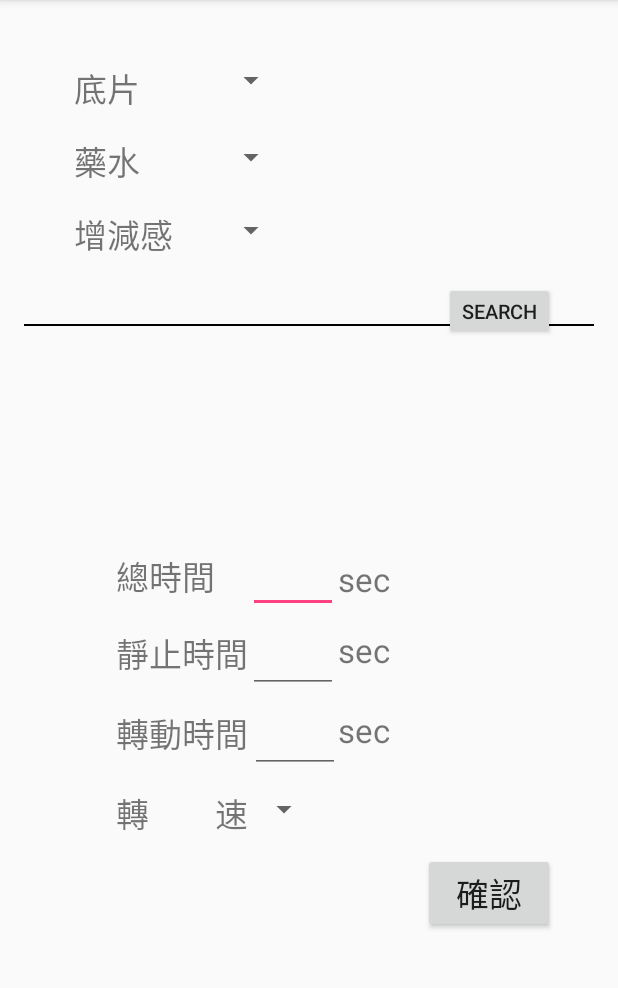
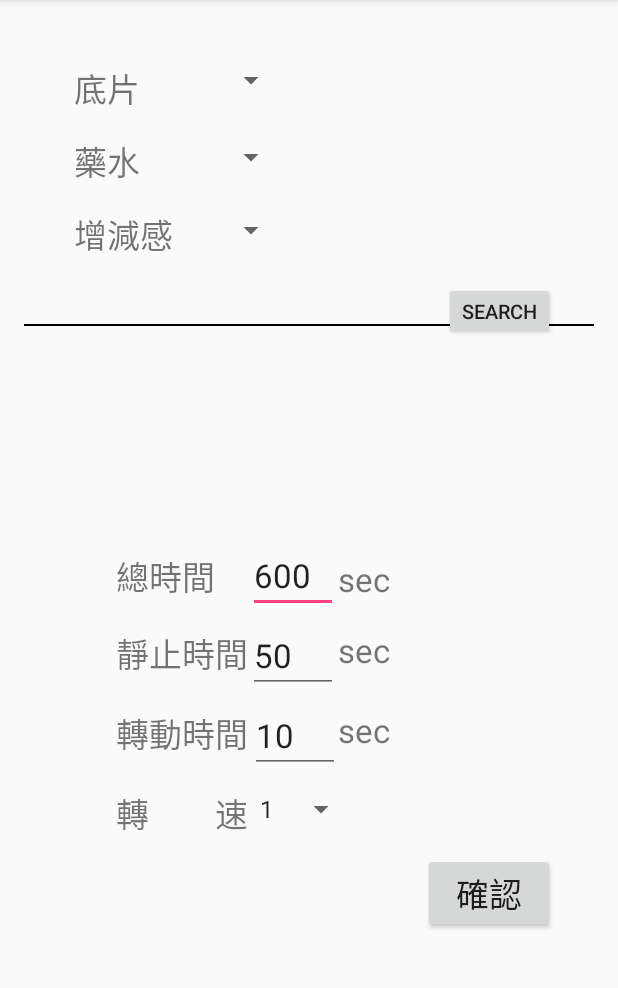
Before and after one commit to BlackKite0206233/Mechanman, an Android app: the setDevelopTime screen opened directly, with no data from a screen before it, on a phone screen of 412 x 824 dp, the part 84-1072 px from its top. Run offline under Robolectric (Android 15) with nearby library versions, the phone set to English and light mode, and no system bars.

Commit message:
set develop time

```diff
--- a/android/app/src/main/java/com/mechanman/mechanman_development_facility/setDevelopTime.java
+++ b/android/app/src/main/java/com/mechanman/mechanman_development_facility/setDevelopTime.java
@@ -4,9 +4,12 @@ import android.content.Intent;
 import android.support.v7.app.AppCompatActivity;
 import android.os.Bundle;
 import android.view.View;
+import android.widget.AdapterView;
+import android.widget.ArrayAdapter;
 import android.widget.Button;
 import android.widget.EditText;
 import android.widget.Spinner;
+import android.widget.Toast;
 
 public class setDevelopTime extends AppCompatActivity {
 
@@ -24,6 +27,11 @@ public class setDevelopTime extends AppCompatActivity {
 
     private Button back;
 
+    private String Speed = "1";
+
+    private String[] speed = {"1", "2", "3", "4", "5"};
+    ArrayAdapter<String> speedList;
+
     @Override
     protected void onCreate(Bundle savedInstanceState) {
         super.onCreate(savedInstanceState);
@@ -34,10 +42,28 @@ public class setDevelopTime extends AppCompatActivity {
         back.setOnClickListener(new View.OnClickListener(){
             @Override
             public void onClick(View v) {
+
                 Intent intent = new Intent();
-                intent.setClass(setDevelopTime.this, MainActivity.class);
-                startActivity(intent);
+                Bundle bundle = new Bundle();
+                bundle.putInt("developTotalTime", Integer.parseInt(totalTime.getText().toString()));
+                bundle.putInt("developStopTime", Integer.parseInt(stopTime.getText().toString()));
+                bundle.putInt("developRollingTime", Integer.parseInt(rollingTime.getText().toString()));
+                bundle.putInt("developRollingSpeed", Integer.parseInt(Speed));
+                intent.putExtras(bundle);
+                setDevelopTime.this.setResult(RESULT_OK, intent);
                 finish();
+            }
+        });
+
+        rollingSpeed.setOnItemSelectedListener(new AdapterView.OnItemSelectedListener() {
+            @Override
+            public void onItemSelected(AdapterView<?> parent, View view, int position, long id) {
+                Speed = speed[position];
+            }
+
+            @Override
+            public void onNothingSelected(AdapterView<?> parent) {
+
             }
         });
     }
@@ -56,5 +82,8 @@ public class setDevelopTime extends AppCompatActivity {
         rollingSpeed = (Spinner)findViewById(R.id.rollingSpeed);
 
         back = (Button)findViewById(R.id.back);
+
+        speedList = new ArrayAdapter<String>(setDevelopTime.this, android.R.layout.simple_spinner_item, speed);
+        rollingSpeed.setAdapter(speedList);
     }
 }
--- a/android/app/src/main/res/layout/activity_set_develop_time.xml
+++ b/android/app/src/main/res/layout/activity_set_develop_time.xml
@@ -125,7 +125,8 @@
         android:enabled="true"
         android:layout_centerVertical="true"
         android:layout_toLeftOf="@+id/textView12"
-        android:layout_toStartOf="@+id/textView12"/>
+        android:layout_toStartOf="@+id/textView12"
+        android:text="600"/>
 
     <TextView
         android:layout_width="wrap_content"
@@ -162,7 +163,8 @@
         android:layout_toEndOf="@+id/textView11"
         android:enabled="true"
         android:editable="true"
-        android:layout_marginBottom="-10dp"/>
+        android:layout_marginBottom="-10dp"
+        android:text="50"/>
 
     <TextView
         android:layout_width="wrap_content"
@@ -200,7 +202,8 @@
         android:layout_toRightOf="@+id/textView13"
         android:layout_toEndOf="@+id/textView13"
         android:layout_marginLeft="1dp"
-        android:layout_marginBottom="-10dp"/>
+        android:layout_marginBottom="-10dp"
+        android:text="10"/>
 
     <TextView
         android:layout_width="wrap_content"
```
Also changed, not shown: android/app/src/main/java/com/mechanman/mechanman_development_facility/MainActivity.java (+30 -9 lines).
